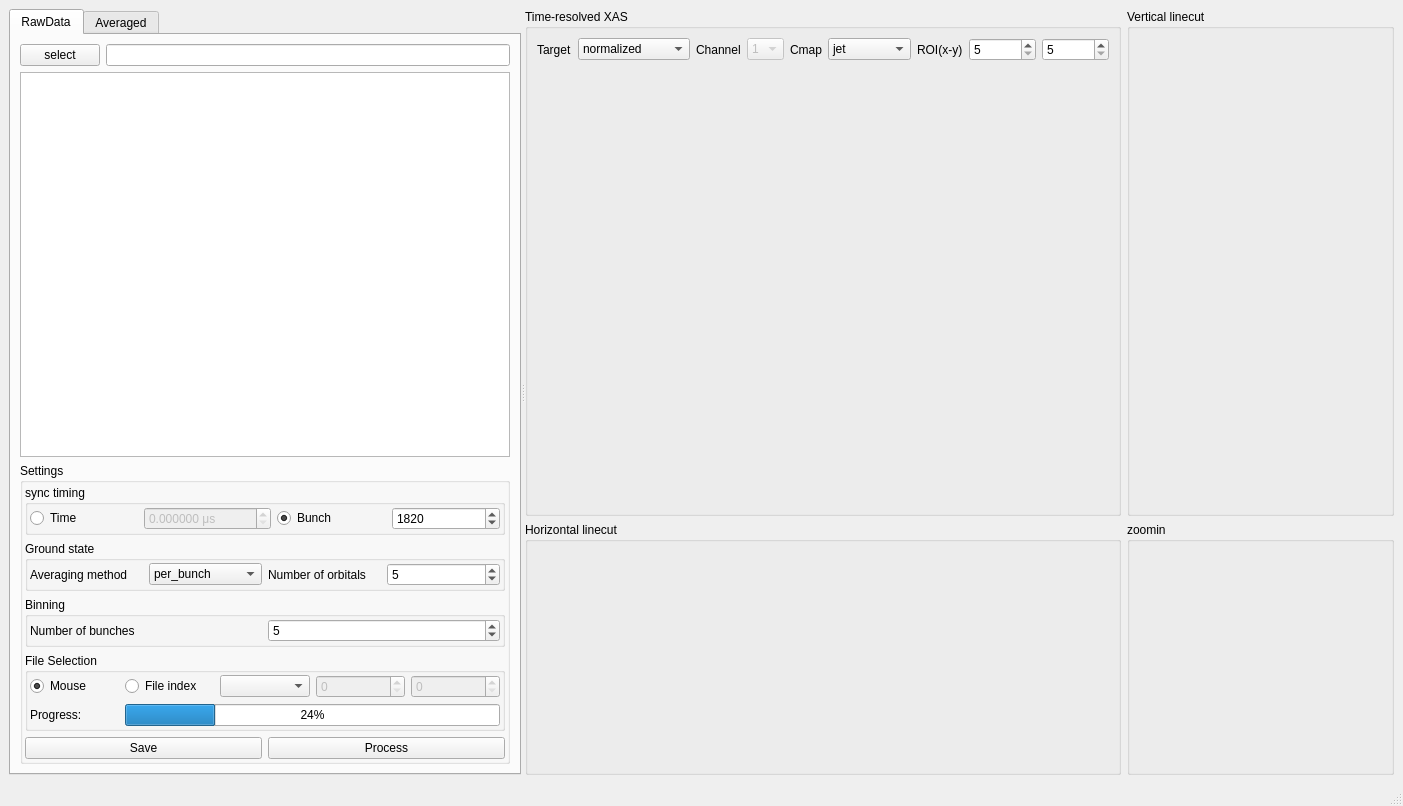
The window that src/trxasviewer/viewer.ui (AdvancedPhotonSource/trxasviewer) describes before a commit, drawn with Qt 5.
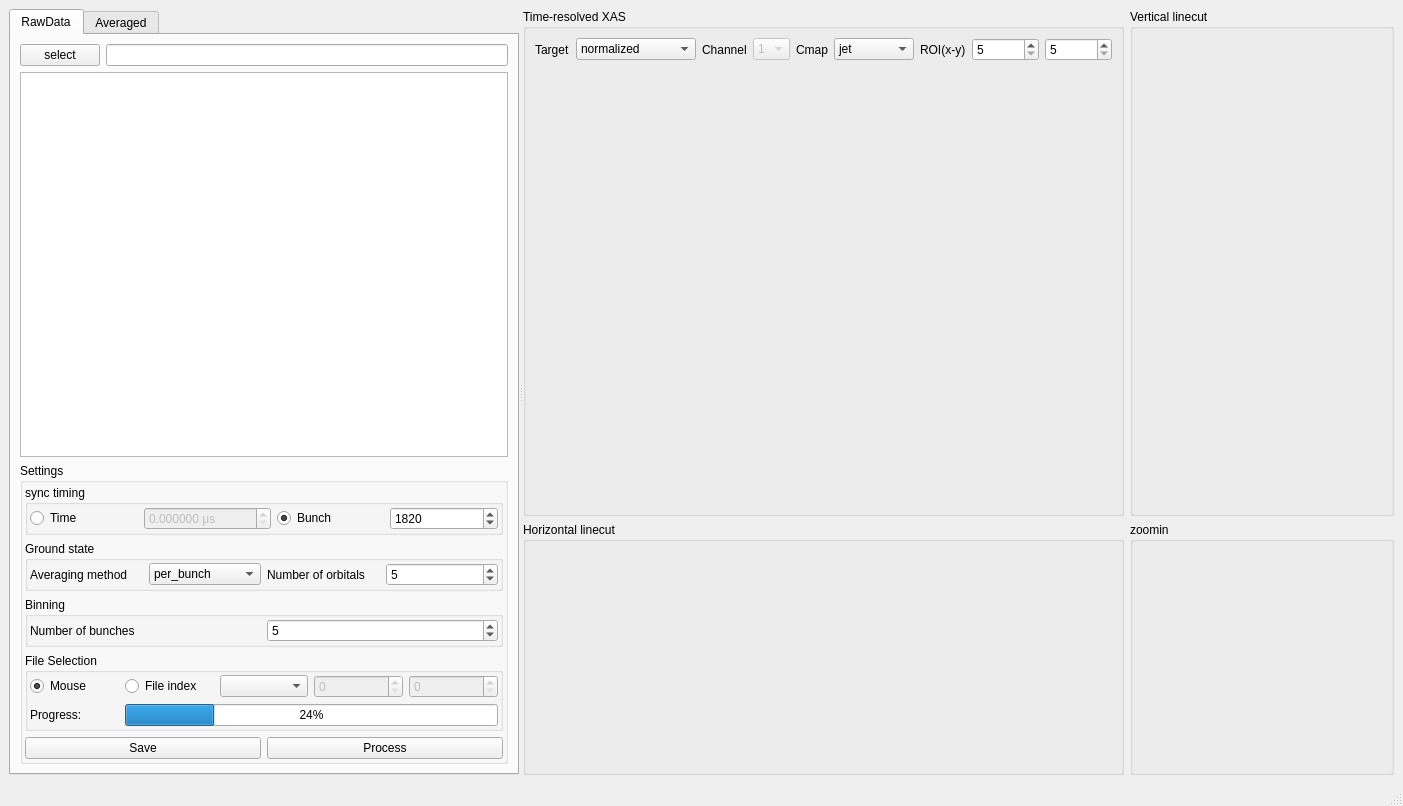
The same window after the commit. Custom widgets are drawn as their Qt base class.

```diff
--- a/src/trxasviewer/viewer.ui
+++ b/src/trxasviewer/viewer.ui
@@ -63,6 +63,12 @@
              <property name="selectionMode">
               <enum>QAbstractItemView::SelectionMode::ExtendedSelection</enum>
              </property>
+             <attribute name="headerCascadingSectionResizes">
+              <bool>false</bool>
+             </attribute>
+             <attribute name="headerMinimumSectionSize">
+              <number>30</number>
+             </attribute>
             </widget>
            </item>
            <item>
@@ -464,6 +470,18 @@
           <layout class="QGridLayout" name="gridLayout_6">
            <item row="0" column="8">
             <widget class="QComboBox" name="comboBox_cmap">
+             <property name="sizePolicy">
+              <sizepolicy hsizetype="Fixed" vsizetype="Fixed">
+               <horstretch>0</horstretch>
+               <verstretch>0</verstretch>
+              </sizepolicy>
+             </property>
+             <property name="maximumSize">
+              <size>
+               <width>80</width>
+               <height>16777215</height>
+              </size>
+             </property>
              <item>
               <property name="text">
                <string>jet</string>
@@ -513,6 +531,12 @@
            </item>
            <item row="0" column="2">
             <widget class="QComboBox" name="comboBox_target">
+             <property name="minimumSize">
+              <size>
+               <width>120</width>
+               <height>0</height>
+              </size>
+             </property>
              <item>
               <property name="text">
                <string>normalized</string>
@@ -620,6 +644,12 @@
              <property name="enabled">
               <bool>false</bool>
              </property>
+             <property name="sizePolicy">
+              <sizepolicy hsizetype="Fixed" vsizetype="Fixed">
+               <horstretch>0</horstretch>
+               <verstretch>0</verstretch>
+              </sizepolicy>
+             </property>
              <item>
               <property name="text">
                <string>1</string>
```
